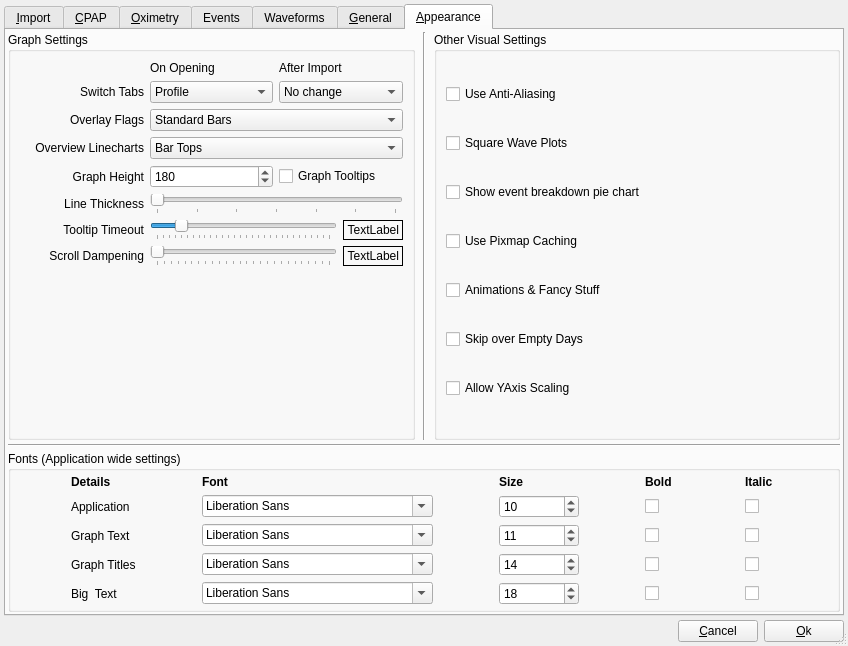
Qt form sleepyhead/preferencesdialog.ui (sbonaime/sleepyhead-code.) before a commit.
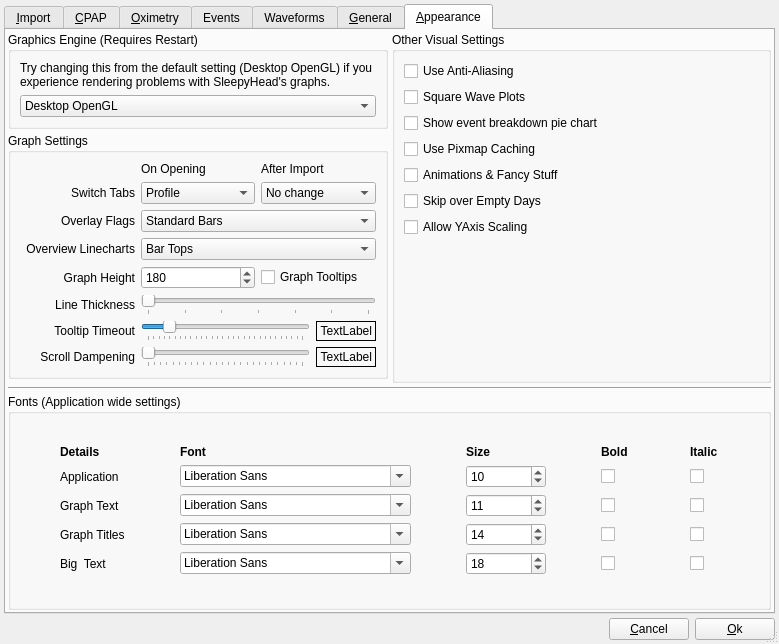
The same form after that commit. The open tabs and pages were chosen to show the change. Icons and pictures are not drawn.

Commit message: Finish translation stuff, add new GFX Engine switcher

Diff of the .ui file:
```diff
--- a/sleepyhead/preferencesdialog.ui
+++ b/sleepyhead/preferencesdialog.ui
@@ -9,8 +9,8 @@
    <rect>
     <x>0</x>
     <y>0</y>
-    <width>848</width>
-    <height>646</height>
+    <width>696</width>
+    <height>610</height>
    </rect>
   </property>
   <property name="sizePolicy">
@@ -2225,11 +2225,8 @@
         <number>2</number>
        </property>
        <item>
-        <layout class="QHBoxLayout" name="horizontalLayout_13">
-         <property name="spacing">
-          <number>8</number>
-         </property>
-         <item>
+        <layout class="QGridLayout" name="gridLayout_16">
+         <item row="1" column="0">
           <widget class="QGroupBox" name="groupBox">
            <property name="sizePolicy">
             <sizepolicy hsizetype="Preferred" vsizetype="Minimum">
@@ -2614,39 +2611,10 @@
               </property>
              </widget>
             </item>
-            <item row="11" column="1">
-             <spacer name="verticalSpacer">
-              <property name="orientation">
-               <enum>Qt::Vertical</enum>
-              </property>
-              <property name="sizeHint" stdset="0">
-               <size>
-                <width>20</width>
-                <height>40</height>
-               </size>
-              </property>
-             </spacer>
-            </item>
            </layout>
           </widget>
          </item>
-         <item>
-          <widget class="Line" name="line_2">
-           <property name="frameShadow">
-            <enum>QFrame::Sunken</enum>
-           </property>
-           <property name="lineWidth">
-            <number>1</number>
-           </property>
-           <property name="midLineWidth">
-            <number>0</number>
-           </property>
-           <property name="orientation">
-            <enum>Qt::Vertical</enum>
-           </property>
-          </widget>
-         </item>
-         <item>
+         <item row="0" column="1" rowspan="3">
           <widget class="QGroupBox" name="groupBox_2">
            <property name="sizePolicy">
             <sizepolicy hsizetype="Preferred" vsizetype="Minimum">
@@ -2736,6 +2704,57 @@
               </property>
              </widget>
             </item>
+            <item>
+             <spacer name="verticalSpacer">
+              <property name="orientation">
+               <enum>Qt::Vertical</enum>
+              </property>
+              <property name="sizeHint" stdset="0">
+               <size>
+                <width>20</width>
+                <height>40</height>
+               </size>
+              </property>
+             </spacer>
+            </item>
+           </layout>
+          </widget>
+         </item>
+         <item row="0" column="0">
+          <widget class="QGroupBox" name="groupBox_6">
+           <property name="title">
+            <string>Graphics Engine (Requires Restart)</string>
+           </property>
+           <layout class="QGridLayout" name="gridLayout_12">
+            <item row="0" column="0">
+             <widget class="QLabel" name="label_8">
+              <property name="text">
+               <string>Try changing this from the default setting (Desktop OpenGL) if you experience rendering problems with SleepyHead's graphs.</string>
+              </property>
+              <property name="wordWrap">
+               <bool>true</bool>
+              </property>
+             </widget>
+            </item>
+            <item row="1" column="0">
+             <widget class="QComboBox" name="gfxEngineCombo">
+              <item>
+               <property name="text">
+                <string>Desktop OpenGL</string>
+               </property>
+              </item>
+              <item>
+               <property name="text">
+                <string>ANGLE / OpenGLES</string>
+               </property>
+              </item>
+              <item>
+               <property name="text">
+                <string>MESA (Software Renderer)</string>
+               </property>
+              </item>
+             </widget>
+            </item>
            </layout>
           </widget>
          </item>
@@ -2774,7 +2793,7 @@
             <item row="0" column="1">
              <widget class="QLabel" name="label_19">
               <property name="sizePolicy">
-               <sizepolicy hsizetype="Fixed" vsizetype="Preferred">
+               <sizepolicy hsizetype="Fixed" vsizetype="Fixed">
                 <horstretch>0</horstretch>
                 <verstretch>0</verstretch>
                </sizepolicy>
@@ -2793,7 +2812,7 @@
             <item row="0" column="2">
              <widget class="QLabel" name="label_14">
               <property name="sizePolicy">
-               <sizepolicy hsizetype="Preferred" vsizetype="Preferred">
+               <sizepolicy hsizetype="Preferred" vsizetype="Fixed">
                 <horstretch>0</horstretch>
                 <verstretch>0</verstretch>
                </sizepolicy>
@@ -2812,7 +2831,7 @@
             <item row="0" column="3">
              <widget class="QLabel" name="label_15">
               <property name="sizePolicy">
-               <sizepolicy hsizetype="Preferred" vsizetype="Preferred">
+               <sizepolicy hsizetype="Preferred" vsizetype="Fixed">
                 <horstretch>0</horstretch>
                 <verstretch>0</verstretch>
                </sizepolicy>
@@ -3099,6 +3118,12 @@
             </item>
             <item row="0" column="0">
              <widget class="QLabel" name="label_30">
+              <property name="sizePolicy">
+               <sizepolicy hsizetype="Preferred" vsizetype="Fixed">
+                <horstretch>0</horstretch>
+                <verstretch>0</verstretch>
+               </sizepolicy>
+              </property>
               <property name="font">
                <font>
                 <weight>75</weight>
```
Left out of the diff: 2 changed lines with no effect on the pictures. The commit also changes 14 other files.
